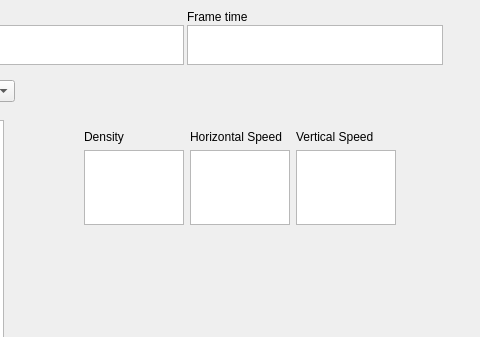
Above: GUI/FluidGUI/mainwindow.ui from greenhoody/Fluid-Simulation before the change; both pictures show x 266 to 746 and y 0 to 337 of the 987 by 720 pixel window. Below: the same form after it.
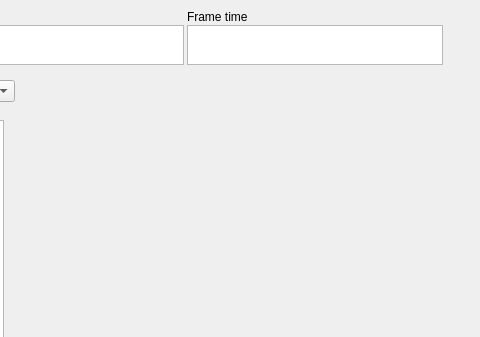
That is the form after the change. Custom widgets are drawn as their Qt base class.

```diff
--- a/GUI/FluidGUI/mainwindow.ui
+++ b/GUI/FluidGUI/mainwindow.ui
@@ -228,65 +228,6 @@
       <string>cuda</string>
      </property>
     </item>
-    <item>
-     <property name="text">
-      <string>MA</string>
-     </property>
-    </item>
-   </widget>
-   <widget class="QWidget" name="gridLayoutWidget">
-    <property name="geometry">
-     <rect>
-      <x>350</x>
-      <y>130</y>
-      <width>312</width>
-      <height>95</height>
-     </rect>
-    </property>
-    <layout class="QGridLayout" name="gridLayout_2">
-     <item row="0" column="2">
-      <widget class="QLabel" name="label_7">
-       <property name="text">
-        <string>Vertical Speed</string>
-       </property>
-      </widget>
-     </item>
-     <item row="0" column="1">
-      <widget class="QLabel" name="label_6">
-       <property name="text">
-        <string>Horizontal Speed</string>
-       </property>
-      </widget>
-     </item>
-     <item row="0" column="0">
-      <widget class="QLabel" name="label_5">
-       <property name="text">
-        <string>Density</string>
-       </property>
-      </widget>
-     </item>
-     <item row="1" column="0">
-      <widget class="QPlainTextEdit" name="density">
-       <property name="inputMethodHints">
-        <set>Qt::ImhDigitsOnly</set>
-       </property>
-      </widget>
-     </item>
-     <item row="1" column="1">
-      <widget class="QPlainTextEdit" name="horizontalSpeed">
-       <property name="inputMethodHints">
-        <set>Qt::ImhDigitsOnly</set>
-       </property>
-      </widget>
-     </item>
-     <item row="1" column="2">
-      <widget class="QPlainTextEdit" name="verticalSpeed">
-       <property name="inputMethodHints">
-        <set>Qt::ImhDigitsOnly</set>
-       </property>
-      </widget>
-     </item>
-    </layout>
    </widget>
   </widget>
   <widget class="QMenuBar" name="menubar">
```
Left out of the diff: 5 changed lines with no effect on the pictures.
